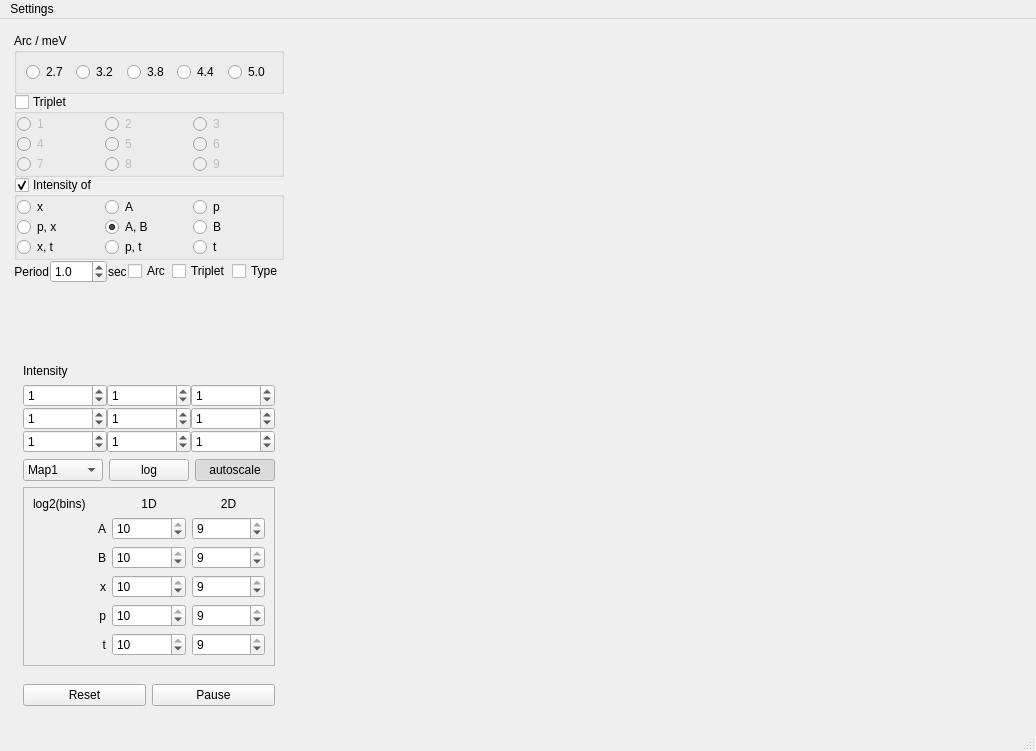
Qt form src/fylgje/fylgje_window.ui (g5t/daqlite) before a commit.
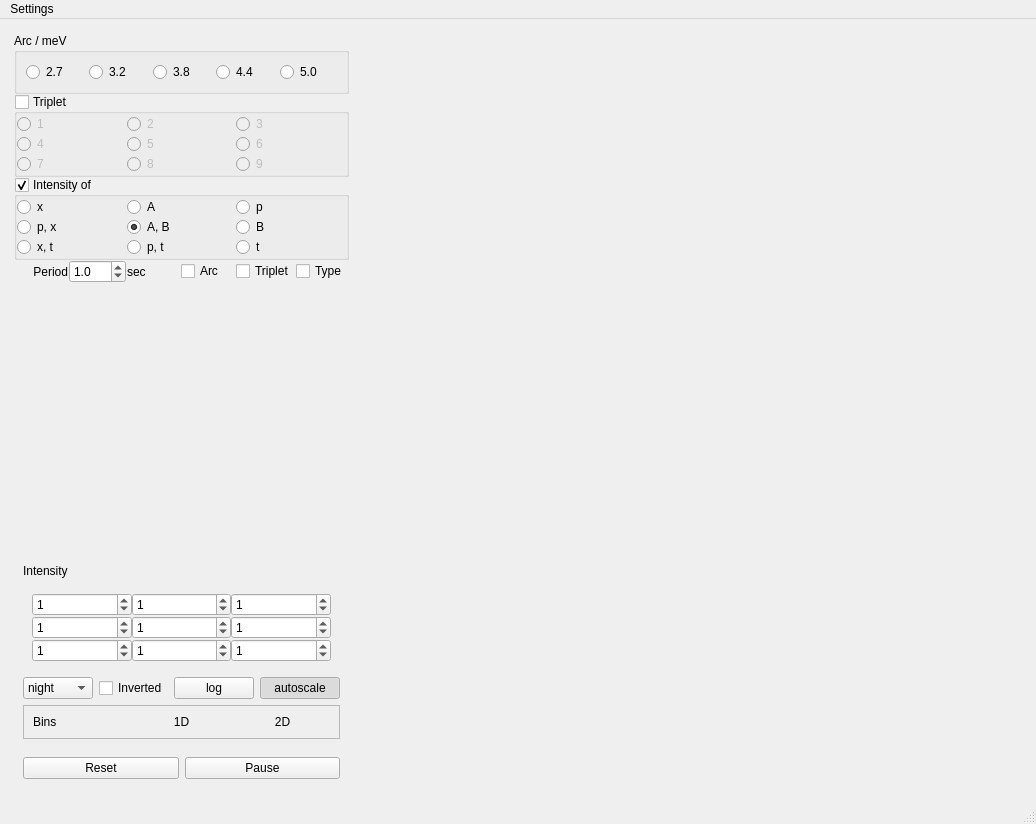
The same form after that commit.

Patch:
```diff
--- a/src/fylgje/fylgje_window.ui
+++ b/src/fylgje/fylgje_window.ui
@@ -10,7 +10,7 @@
     <x>0</x>
     <y>0</y>
     <width>1036</width>
-    <height>751</height>
+    <height>824</height>
    </rect>
   </property>
   <property name="windowTitle">
@@ -194,6 +194,10 @@
            </widget>
           </item>
           <item>
+           <widget class="QFrame" name="intMaxFrame">
+            <property name="frameShape">
+             <enum>QFrame::Shape::NoFrame</enum>
+            </property>
            <layout class="QGridLayout" name="gridLayout">
             <property name="sizeConstraint">
              <enum>QLayout::SetMaximumSize</enum>
@@ -346,10 +350,51 @@
              </widget>
             </item>
            </layout>
+           </widget>
           </item>
           <item>
            <layout class="QGridLayout" name="intensityLayout">
-            <item row="1" column="2">
+            <item row="1" column="0">
+             <widget class="QComboBox" name="colormapComboBox">
+              <property name="toolTip">
+               <string>Colormap</string>
+              </property>
+              <property name="currentIndex">
+               <number>3</number>
+              </property>
+              <item>
+               <property name="text">
+                <string>grey</string>
+               </property>
+              </item>
+              <item>
+               <property name="text">
+                <string>hot</string>
+               </property>
+              </item>
+              <item>
+               <property name="text">
+                <string>cold</string>
+               </property>
+              </item>
+              <item>
+               <property name="text">
+                <string>night</string>
+               </property>
+              </item>
+              <item>
+               <property name="text">
+                <string>candy</string>
+               </property>
+              </item>
+              <item>
+               <property name="text">
+                <string>thermal</string>
+               </property>
+              </item>
+             </widget>
+            </item>
+            <item row="1" column="3">
              <widget class="QPushButton" name="autoscaleButton">
               <property name="toolTip">
                <string>Toggle manual limits</string>
@@ -368,7 +413,7 @@
               </property>
              </widget>
             </item>
-            <item row="1" column="1">
+            <item row="1" column="2">
              <widget class="QPushButton" name="scaleButton">
               <property name="toolTip">
                <string>Toggle from linear to log scaling</string>
@@ -381,26 +426,11 @@
               </property>
              </widget>
             </item>
-            <item row="1" column="0">
-             <widget class="QComboBox" name="colormapComboBox">
-              <property name="toolTip">
-               <string>Colormap</string>
-              </property>
-              <item>
+            <item row="1" column="1">
+             <widget class="QCheckBox" name="colormapInvertedCheck">
                <property name="text">
-                <string>Map1</string>
-               </property>
-              </item>
-              <item>
-               <property name="text">
-                <string>Map2</string>
-               </property>
-              </item>
-              <item>
-               <property name="text">
-                <string>Map3</string>
-               </property>
-              </item>
+               <string>Inverted</string>
+              </property>
              </widget>
             </item>
            </layout>
@@ -414,137 +444,13 @@
              <enum>QFrame::Raised</enum>
             </property>
             <layout class="QGridLayout" name="gridLayout_2">
-             <item row="3" column="1">
-              <widget class="QSpinBox" name="bins_x_1d">
-               <property name="minimum">
-                <number>1</number>
-               </property>
-               <property name="maximum">
-                <number>10</number>
-               </property>
-               <property name="value">
-                <number>10</number>
-               </property>
-              </widget>
-             </item>
-             <item row="4" column="0">
-              <widget class="QLabel" name="label_9">
-               <property name="text">
-                <string>p</string>
-               </property>
-               <property name="alignment">
-                <set>Qt::AlignRight|Qt::AlignTrailing|Qt::AlignVCenter</set>
-               </property>
-              </widget>
-             </item>
-             <item row="1" column="0">
-              <widget class="QLabel" name="label_4">
-               <property name="text">
-                <string>A</string>
-               </property>
-               <property name="alignment">
-                <set>Qt::AlignRight|Qt::AlignTrailing|Qt::AlignVCenter</set>
-               </property>
-              </widget>
-             </item>
-             <item row="2" column="2">
-              <widget class="QSpinBox" name="bins_b_2d">
-               <property name="minimum">
-                <number>1</number>
-               </property>
-               <property name="maximum">
-                <number>9</number>
-               </property>
-               <property name="value">
-                <number>9</number>
-               </property>
-              </widget>
-             </item>
-             <item row="4" column="2">
-              <widget class="QSpinBox" name="bins_p_2d">
-               <property name="minimum">
-                <number>1</number>
-               </property>
-               <property name="maximum">
-                <number>9</number>
-               </property>
-               <property name="value">
-                <number>9</number>
-               </property>
-              </widget>
-             </item>
              <item row="0" column="1">
               <widget class="QLabel" name="label_5">
                <property name="text">
                 <string>1D</string>
                </property>
                <property name="alignment">
-                <set>Qt::AlignCenter</set>
-               </property>
-              </widget>
-             </item>
-             <item row="3" column="2">
-              <widget class="QSpinBox" name="bins_x_2d">
-               <property name="minimum">
-                <number>1</number>
-               </property>
-               <property name="maximum">
-                <number>9</number>
-               </property>
-               <property name="value">
-                <number>9</number>
-               </property>
-              </widget>
-             </item>
-             <item row="2" column="1">
-              <widget class="QSpinBox" name="bins_b_1d">
-               <property name="minimum">
-                <number>1</number>
-               </property>
-               <property name="maximum">
-                <number>10</number>
-               </property>
-               <property name="value">
-                <number>10</number>
-               </property>
-              </widget>
-             </item>
-             <item row="1" column="2">
-              <widget class="QSpinBox" name="bins_a_2d">
-               <property name="minimum">
-                <number>1</number>
-               </property>
-               <property name="maximum">
-                <number>9</number>
-               </property>
-               <property name="singleStep">
-                <number>1</number>
-               </property>
-               <property name="value">
-                <number>9</number>
-               </property>
-              </widget>
-             </item>
-             <item row="3" column="0">
-              <widget class="QLabel" name="label_8">
-               <property name="text">
-                <string>x</string>
-               </property>
-               <property name="alignment">
-                <set>Qt::AlignRight|Qt::AlignTrailing|Qt::AlignVCenter</set>
-               </property>
-              </widget>
-             </item>
-             <item row="4" column="1">
-              <widget class="QSpinBox" name="bins_p_1d">
-               <property name="minimum">
-                <number>1</number>
-               </property>
-               <property name="maximum">
-                <number>10</number>
-               </property>
-               <property name="value">
-                <number>10</number>
+                <set>Qt::AlignmentFlag::AlignCenter</set>
                </property>
               </widget>
              </item>
@@ -554,76 +460,14 @@
                 <string>2D</string>
                </property>
                <property name="alignment">
-                <set>Qt::AlignCenter</set>
-               </property>
-              </widget>
-             </item>
-             <item row="2" column="0">
-              <widget class="QLabel" name="label_7">
-               <property name="text">
-                <string>B</string>
-               </property>
-               <property name="alignment">
-                <set>Qt::AlignRight|Qt::AlignTrailing|Qt::AlignVCenter</set>
-               </property>
-              </widget>
-             </item>
-             <item row="1" column="1">
-              <widget class="QSpinBox" name="bins_a_1d">
-               <property name="minimum">
-                <number>1</number>
-               </property>
-               <property name="maximum">
-                <number>10</number>
-               </property>
-               <property name="value">
-                <number>10</number>
-               </property>
-               <property name="displayIntegerBase">
-                <number>10</number>
-               </property>
-              </widget>
-             </item>
-             <item row="5" column="0">
-              <widget class="QLabel" name="label_10">
-               <property name="text">
-                <string>t</string>
-               </property>
-               <property name="alignment">
-                <set>Qt::AlignRight|Qt::AlignTrailing|Qt::AlignVCenter</set>
-               </property>
-              </widget>
-             </item>
-             <item row="5" column="1">
-              <widget class="QSpinBox" name="bins_t_1d">
-               <property name="minimum">
-                <number>1</number>
-               </property>
-               <property name="maximum">
-                <number>10</number>
-               </property>
-               <property name="value">
-                <number>10</number>
-               </property>
-              </widget>
-             </item>
-             <item row="5" column="2">
-              <widget class="QSpinBox" name="bins_t_2d">
-               <property name="minimum">
-                <number>1</number>
-               </property>
-               <property name="maximum">
-                <number>9</number>
-               </property>
-               <property name="value">
-                <number>9</number>
+                <set>Qt::AlignmentFlag::AlignCenter</set>
                </property>
               </widget>
              </item>
              <item row="0" column="0">
               <widget class="QLabel" name="label_11">
                <property name="text">
-                <string>log2(bins)</string>
+                <string>Bins</string>
                </property>
               </widget>
              </item>
```
Left out of the diff: 74 changed lines with no effect on the pictures. Lines whose indentation alone changed are shown as unchanged.
